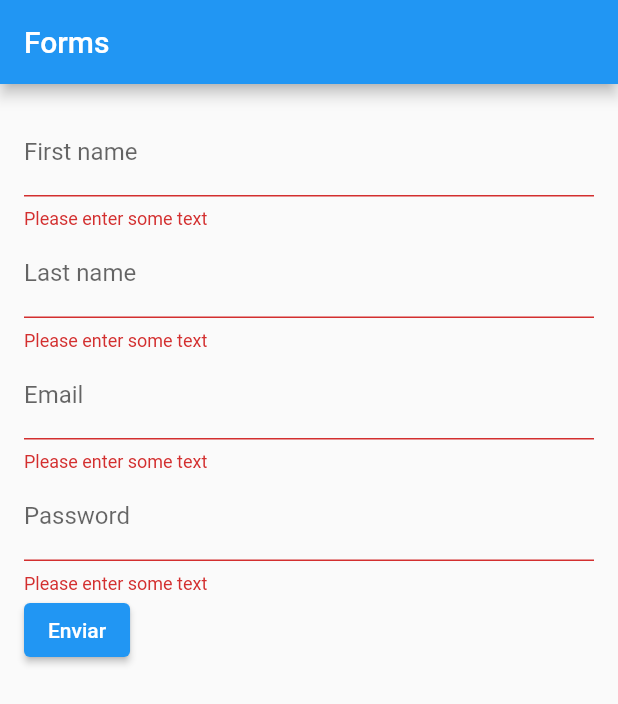
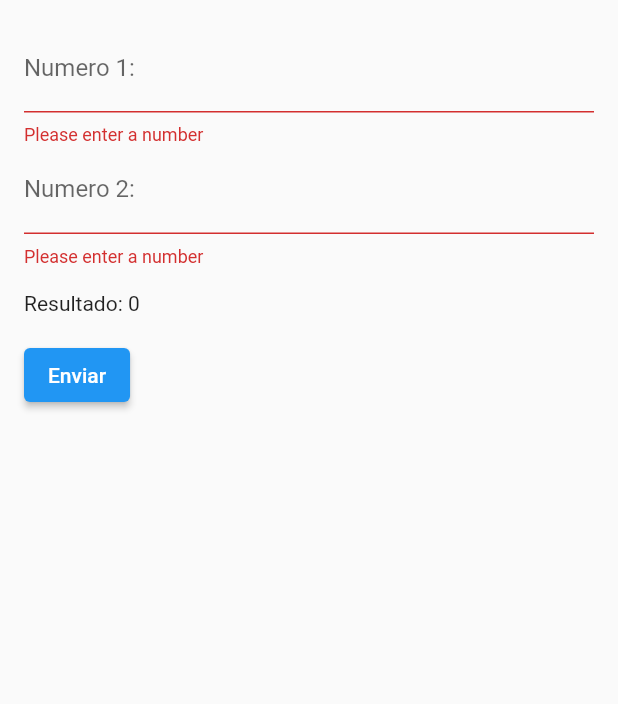
Before and after one commit to jhonsmall/flutter_layout, a Flutter app: the screen it shows after launch, after a tap on "Enviar", on a phone screen of 412 x 824 dp. Shown: the top 704 px of the screen. Run offline on Flutter 3.47's test engine with Material 2 defaults, Android fonts, the phone set to English and light mode, and no system bars; our stand-ins replace bloc, flutter_bloc.

Commit message:
listo el bloc

```diff
--- /dev/null
+++ b/lib/bloc/Suma/suma_bloc.dart
@@ -0,0 +1,42 @@
+import 'package:bloc/bloc.dart';
+import 'package:meta/meta.dart';
+
+part 'suma_event.dart';
+part 'suma_state.dart';
+
+class SumaBloc extends Bloc<SumaEvent, SumaState> {
+  SumaBloc() : super(SumaState()) {
+    on<AddNumber1>(_addNumber1);
+    on<AddNumber2>(_addNumber2);
+    on<ResetEvent>(_reset);
+    on<ResultNumber>(_resultNumber);
+  }
+
+  void _addNumber1(AddNumber1 event, Emitter<SumaState> emit) {
+    // add(event);
+    print('_addNumber1');
+    print(event.number);
+    emit(state.copyWith(num1: event.number));
+  }
+
+  void _addNumber2(AddNumber2 event, Emitter<SumaState> emit) {
+    // add(event);
+    print('_addNumber2');
+    print(event.number2);
+    emit(state.copyWith(num2: event.number2));
+  }
+
+  void _reset(ResetEvent event, Emitter<SumaState> emit) {
+    print('_reset');
+    emit(SumaState(num1: '0', num2: '0', result: '0'));
+  }
+
+  void _resultNumber(ResultNumber event, Emitter<SumaState> emit) {
+    print('_resultNumber');
+    var n1 = double.parse(state.num1);
+    var n2 = double.parse(state.num2);
+    var result = n1 + n2;
+    print(result);
+    emit(state.copyWith(result: result.toString()));
+  }
+}
--- /dev/null
+++ b/lib/bloc/Suma/suma_event.dart
@@ -0,0 +1,18 @@
+part of 'suma_bloc.dart';
+
+@immutable
+abstract class SumaEvent {}
+
+class ResetEvent extends SumaEvent {}
+
+class AddNumber1 extends SumaEvent {
+  final String number;
+  AddNumber1(this.number);
+}
+
+class AddNumber2 extends SumaEvent {
+  final String number2;
+  AddNumber2(this.number2);
+}
+
+class ResultNumber extends SumaEvent {}
--- /dev/null
+++ b/lib/bloc/Suma/suma_state.dart
@@ -0,0 +1,17 @@
+part of 'suma_bloc.dart';
+
+class SumaState {
+  final String num1;
+  final String num2;
+  final String result;
+
+  SumaState({this.num1 = '0', this.num2 = '0', this.result = '0'});
+
+  SumaState copyWith({String? num1, String? num2, String? result}) {
+    return SumaState(
+      num1: num1 ?? this.num1,
+      num2: num2 ?? this.num2,
+      result: result ?? this.result,
+    );
+  }
+}
--- /dev/null
+++ b/lib/components/FormSuma.dart
@@ -0,0 +1,86 @@
+import 'package:flutter/material.dart';
+import 'package:flutter_bloc/flutter_bloc.dart';
+import 'package:flutter_layout/bloc/Suma/suma_bloc.dart';
+
+class FormSuma extends StatelessWidget {
+  const FormSuma({Key? key}) : super(key: key);
+
+  @override
+  Widget build(BuildContext context) {
+    final sumaBloc = BlocProvider.of<SumaBloc>(context);
+    final formSaveKey = GlobalKey<FormState>();
+    final resultController = TextEditingController();
+
+    return BlocBuilder<SumaBloc, SumaState>(
+      builder: (context, state) {
+        return Form(
+          key: formSaveKey,
+          child: Scaffold(
+            body: SingleChildScrollView(
+              child: Padding(
+                padding: const EdgeInsets.all(16.0),
+                child: Column(
+                  crossAxisAlignment: CrossAxisAlignment.start,
+                  children: <Widget>[
+                    TextFormField(
+                        decoration: const InputDecoration(
+                          labelText: 'Numero 1:',
+                        ),
+                        validator: (value) {
+                          if (value?.isEmpty ?? true) {
+                            return 'Please enter a number';
+                          }
+                          return null;
+                        },
+                        onSaved: (value) {
+                          sumaBloc.add(AddNumber1(value!));
+                        }),
+                    TextFormField(
+                        decoration: const InputDecoration(
+                          labelText: 'Numero 2:',
+                        ),
+                        validator: (value) {
+                          if (value?.isEmpty ?? true) {
+                            return 'Please enter a number';
+                          }
+                          return null;
+                        },
+                        onSaved: (value) {
+                          sumaBloc.add(AddNumber2(value!));
+                        }),
+                    // Text(
+                    //   'Num1: ${state.num1}',
+                    // ),
+                    // Text(
+                    //   'Num2: ${state.num2}',
+                    // ),
+                    Padding(padding: const EdgeInsets.all(8.0)),
+                    Text(
+                      'Resultado: ${state.result}',
+                    ),
+                    Padding(padding: const EdgeInsets.all(8.0)),
+                    ElevatedButton(
+                        onPressed: () {
+                          if (formSaveKey.currentState!.validate()) {
+                            formSaveKey.currentState!.save();
+                            sumaBloc.add(ResultNumber());
+
+                            ScaffoldMessenger.of(context).showSnackBar(
+                              SnackBar(
+                                content: Text('Processing Data'),
+                              ),
+                            );
+                            // Validate returns true if the form is valid
+                          }
+                        },
+                        child: Text('Enviar')),
+                  ],
+                ),
+              ),
+            ),
+          ),
+        );
+      },
+    );
+  }
+}
--- a/lib/main.dart
+++ b/lib/main.dart
@@ -1,12 +1,24 @@
-import 'dart:html';
+import 'package:flutter_bloc/flutter_bloc.dart';
+import 'package:flutter/material.dart';
 
-import 'package:flutter/material.dart';
-import 'package:flutter/physics.dart';
+import 'package:flutter_layout/bloc/Suma/suma_bloc.dart';
+import 'package:flutter_layout/components/FormSuma.dart';
 
 void main() {
   runApp(
-    MyApp(),
+    AppState(),
   );
+}
+
+class AppState extends StatelessWidget {
+  const AppState({Key? key}) : super(key: key);
+
+  @override
+  Widget build(BuildContext context) {
+    return MultiBlocProvider(
+        providers: [BlocProvider<SumaBloc>(create: (_) => SumaBloc())],
+        child: MyApp());
+  }
 }
 
 class MyApp extends StatelessWidget {
@@ -14,117 +26,17 @@ class MyApp extends StatelessWidget {
 
   @override
   Widget build(BuildContext context) {
-    const appTitle = 'Forms';
-
     return MaterialApp(
-      title: appTitle,
-      home: Scaffold(
-        appBar: AppBar(
-          title: Text(appTitle),
-        ),
-        body: MyForm(),
-      ),
+      debugShowCheckedModeBanner: false,
+      title: 'Material App',
+      home: MyForm(),
     );
   }
 }
 
-class MyForm extends StatefulWidget {
-  const MyForm({Key? key}) : super(key: key);
-  @override
-  _MyFormState createState() => _MyFormState();
-}
-
-class _MyFormState extends State<MyForm> {
-  final _formKey = GlobalKey<FormState>();
-  final _scaffoldKey = GlobalKey<ScaffoldState>();
+class MyForm extends StatelessWidget {
   @override
   Widget build(BuildContext context) {
-    TextEditingController _controllerFirsName = TextEditingController();
-    TextEditingController _controllerLastName = TextEditingController();
-    TextEditingController _controllerEmail = TextEditingController();
-    TextEditingController _controllerPassword = TextEditingController();
-
-    return Form(
-      key: _formKey,
-      child: Scaffold(
-        key: _scaffoldKey,
-        body: SingleChildScrollView(
-          child: Padding(
-            padding: const EdgeInsets.all(16.0),
-            child: Column(
-              crossAxisAlignment: CrossAxisAlignment.start,
-              children: <Widget>[
-                TextFormField(
-                  controller: _controllerFirsName,
-                  decoration: const InputDecoration(
-                    labelText: 'First name',
-                  ),
-                  validator: (value) {
-                    if (value?.isEmpty ?? true) {
-                      return 'Please enter some text';
-                    }
-                    return null;
-                  },
-                ),
-                TextFormField(
-                  controller: _controllerLastName,
-                  decoration: const InputDecoration(
-                    labelText: 'Last name',
-                  ),
-                  validator: (value) {
-                    if (value?.isEmpty ?? true) {
-                      return 'Please enter some text';
-                    }
-                    return null;
-                  },
-                ),
-                TextFormField(
-                  controller: _controllerEmail,
-                  decoration: const InputDecoration(
-                    labelText: 'Email',
-                  ),
-                  validator: (value) {
-                    if (value?.isEmpty ?? true) {
-                      return 'Please enter some text';
-                    }
-                    return null;
-                  },
-                ),
-                TextFormField(
-                  controller: _controllerPassword,
-                  decoration: const InputDecoration(
-                    labelText: 'Password',
-                  ),
-                  validator: (value) {
-                    if (value?.isEmpty ?? true) {
-                      return 'Please enter some text';
-                    }
-                    return null;
-                  },
-                ),
-                ElevatedButton(
-                    onPressed: () {
-                      if (_formKey.currentState != null
-                          ? _formKey.currentState!.validate()
-                          : false) {
-                        print(_controllerFirsName.text);
-                        print(_controllerLastName.text);
-                        print(_controllerEmail.text);
-                        print(_controllerPassword.text);
-                        ScaffoldMessenger.of(context).showSnackBar(
-                          SnackBar(
-                            content: Text('Processing Data'),
-                          ),
-                        );
-                        // Validate returns true if the form is valid
-                      }
-                    },
-                    child: Text('Enviar')),
-              ],
-            ),
-          ),
-        ),
-      ),
-    );
+    return FormSuma();
   }
 }
--- a/pubspec.yaml
+++ b/pubspec.yaml
@@ -23,7 +23,8 @@ environment:
 dependencies:
   flutter:
     sdk: flutter
-
+  bloc: ^8.0.3
+  flutter_bloc: ^8.0.1
 
   # The following adds the Cupertino Icons font to your application.
   # Use with the CupertinoIcons class for iOS style icons.
```
Also changed, not shown: pubspec.lock.
